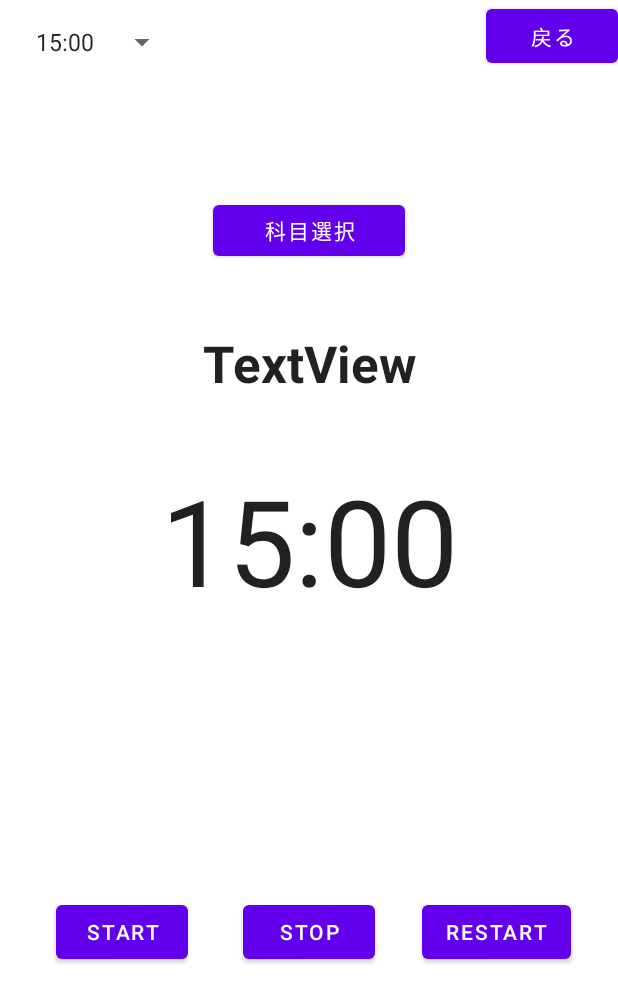
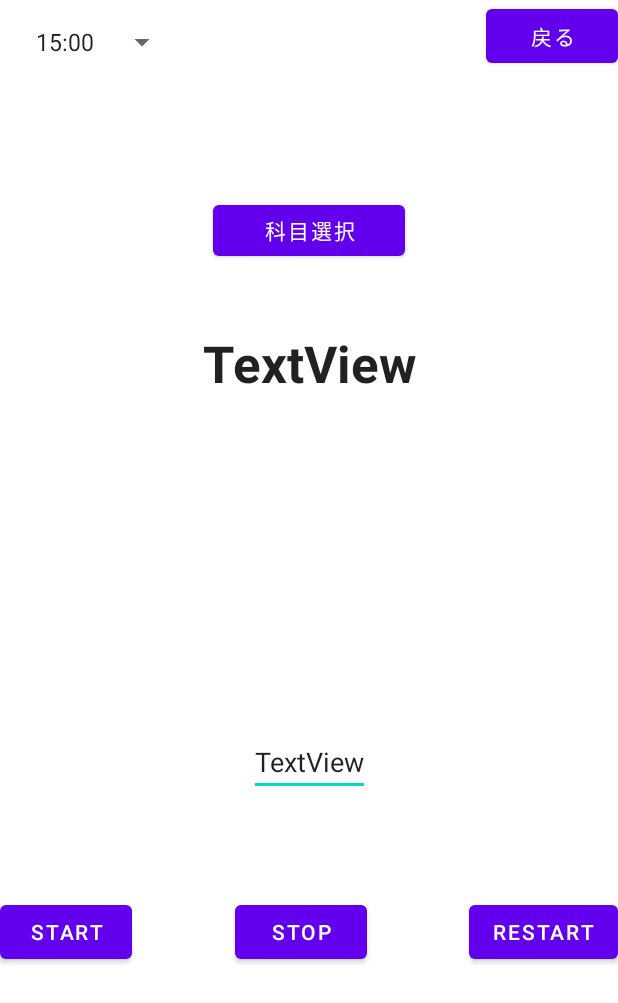
Before and after one commit to spr2140080/StudyTest2, an Android app: the layout activity_time.xml on its own in the app's theme, with its tools: preview values and no code run, on a phone screen of 412 x 824 dp. Shown: the top 1003 px of the screen. Run offline under Robolectric (Android 15) with nearby library versions, the phone set to English and light mode, and no system bars.

Commit message:
Revert "timer(修正）"
This reverts commit 8697dc13

```diff
--- a/app/src/main/res/layout/activity_time.xml
+++ b/app/src/main/res/layout/activity_time.xml
@@ -16,11 +16,11 @@
         app:layout_constraintStart_toStartOf="parent"
         app:layout_constraintTop_toTopOf="parent" />
 
+
     <TextView
         android:id="@+id/timerText"
         android:layout_width="227dp"
         android:layout_height="112dp"
-        android:text="15:00"
         android:textAlignment="center"
         android:textAppearance="@style/TextAppearance.AppCompat.Large"
         android:textSize="80sp"
@@ -42,23 +42,12 @@
         app:layout_constraintVertical_bias="0.39" />
 
     <Button
-        android:id="@+id/stopButton"
-        android:layout_width="wrap_content"
-        android:layout_height="wrap_content"
-        android:text="stop"
-        app:layout_constraintBottom_toBottomOf="parent"
-        app:layout_constraintEnd_toEndOf="parent"
-        app:layout_constraintStart_toStartOf="parent"
-        app:layout_constraintTop_toBottomOf="@+id/timerText" />
-
-    <Button
         android:id="@+id/RestartButton"
         android:layout_width="wrap_content"
         android:layout_height="wrap_content"
         android:text="restart"
         app:layout_constraintBottom_toBottomOf="parent"
         app:layout_constraintEnd_toEndOf="parent"
-        app:layout_constraintStart_toEndOf="@+id/stopButton"
         app:layout_constraintTop_toBottomOf="@+id/timerText" />
 
     <Spinner
@@ -77,12 +66,21 @@
         android:layout_height="wrap_content"
         android:text="start"
         app:layout_constraintBottom_toBottomOf="parent"
-        app:layout_constraintEnd_toStartOf="@+id/stopButton"
         app:layout_constraintStart_toStartOf="parent"
         app:layout_constraintTop_toBottomOf="@+id/timerText" />
 
+    <Button
+        android:id="@+id/stopButton"
+        android:layout_width="wrap_content"
+        android:layout_height="wrap_content"
+        android:text="stop"
+        app:layout_constraintBottom_toBottomOf="parent"
+        app:layout_constraintEnd_toStartOf="@+id/RestartButton"
+        app:layout_constraintStart_toEndOf="@+id/startButton"
+        app:layout_constraintTop_toBottomOf="@+id/timerText" />
+
     <TextView
-        android:id="@+id/Subject_Text"
+        android:id="@+id/subject_text"
         android:layout_width="wrap_content"
         android:layout_height="wrap_content"
         android:text="TextView"
@@ -95,4 +93,14 @@
         app:layout_constraintStart_toStartOf="parent"
         app:layout_constraintTop_toBottomOf="@+id/subjectButton" />
 
+    <EditText
+        android:id="@+id/restart_text"
+        android:layout_width="wrap_content"
+        android:layout_height="wrap_content"
+        android:text="TextView"
+        app:layout_constraintBottom_toTopOf="@+id/stopButton"
+        app:layout_constraintEnd_toEndOf="parent"
+        app:layout_constraintStart_toStartOf="parent"
+        app:layout_constraintTop_toBottomOf="@+id/timerText" />
+
 </androidx.constraintlayout.widget.ConstraintLayout>
```
